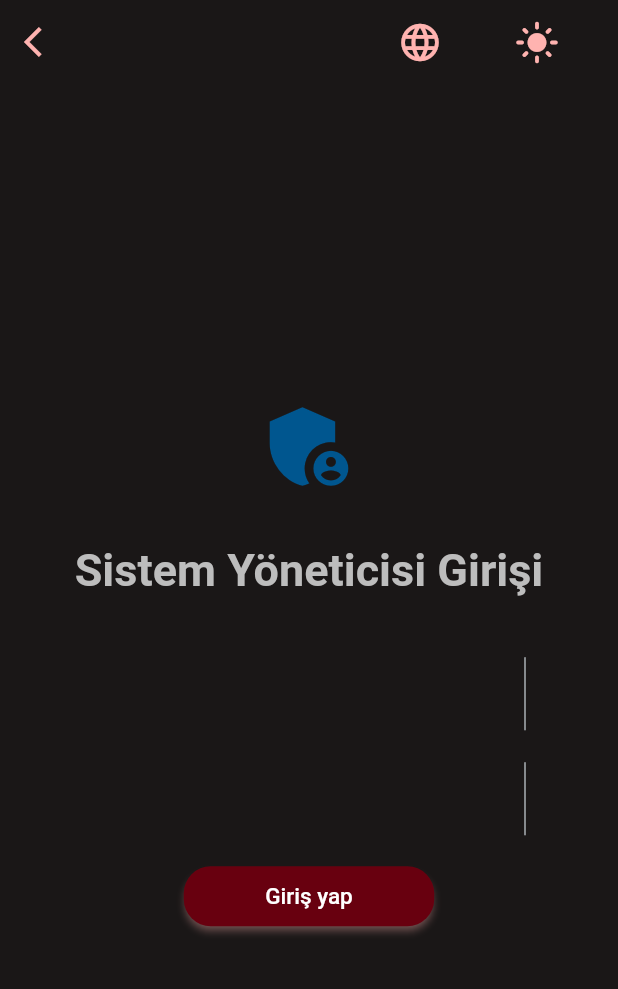
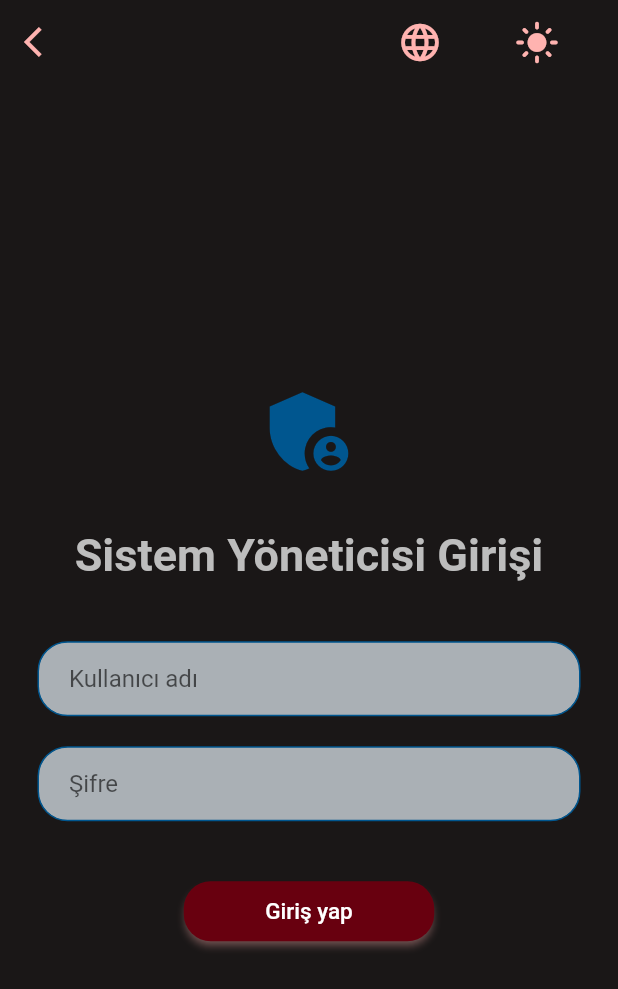
Before and after one commit to begumzengin/ParsyBot, a Flutter app: the AdminLogin screen opened directly, after a tap on the "dark mode" icon, on a phone screen of 412 x 824 dp. Shown: the top 989 px of the screen. Run offline on Flutter 3.47's test engine with Material 2 defaults, Android fonts, the phone set to English and light mode, and no system bars.

Commit message:
Adjusted the admin login pages for mobile screen

```diff
--- a/parsybot/lib/screens/dark_admin_login.dart
+++ b/parsybot/lib/screens/dark_admin_login.dart
@@ -54,7 +54,7 @@ class DarkAdminLogin extends StatelessWidget {
 
             //kullanıcı adı
             Padding(
-                padding: const EdgeInsets.symmetric(horizontal: 350.0),
+                padding: const EdgeInsets.symmetric(horizontal: 25.0),
                 child: Container(
                     decoration: BoxDecoration(
                       color: Color(0xFFAAB0B5),
@@ -73,7 +73,7 @@ class DarkAdminLogin extends StatelessWidget {
 
             //şifre
             Padding(
-                padding: const EdgeInsets.symmetric(horizontal: 350.0),
+                padding: const EdgeInsets.symmetric(horizontal: 25.0),
                 child: Container(
                   decoration: BoxDecoration(
                     color: Color(0xFFAAB0B5),
@@ -90,7 +90,7 @@ class DarkAdminLogin extends StatelessWidget {
                         ),
                       )),
                 )),
-            SizedBox(height: 20),
+            SizedBox(height: 40),
 
             //giriş yap butonu
             SizedBox(
--- a/parsybot/lib/screens/light_admin_login.dart
+++ b/parsybot/lib/screens/light_admin_login.dart
@@ -57,7 +57,7 @@ class AdminLogin extends StatelessWidget {
 
             //kullanıcı adı
             Padding(
-                padding: const EdgeInsets.symmetric(horizontal: 350.0),
+                padding: const EdgeInsets.symmetric(horizontal: 25.0),
                 child: Container(
                     decoration: BoxDecoration(
                       color: Color(0xFFAAB0B5),
@@ -76,7 +76,7 @@ class AdminLogin extends StatelessWidget {
 
             //şifre
             Padding(
-                padding: const EdgeInsets.symmetric(horizontal: 350.0),
+                padding: const EdgeInsets.symmetric(horizontal: 25.0),
                 child: Container(
                   decoration: BoxDecoration(
                     color: Color(0xFFAAB0B5),
@@ -93,7 +93,7 @@ class AdminLogin extends StatelessWidget {
                         ),
                       )),
                 )),
-            SizedBox(height: 20),
+            SizedBox(height: 40),
 
             //giriş yap butonu
             SizedBox(
```
